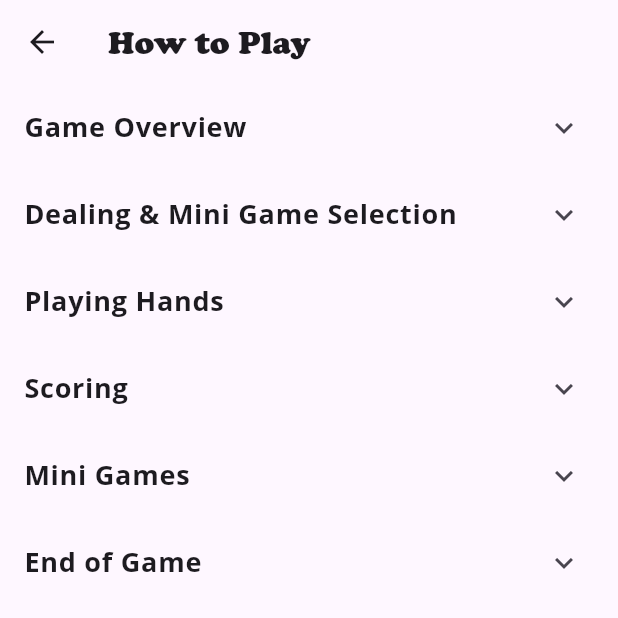
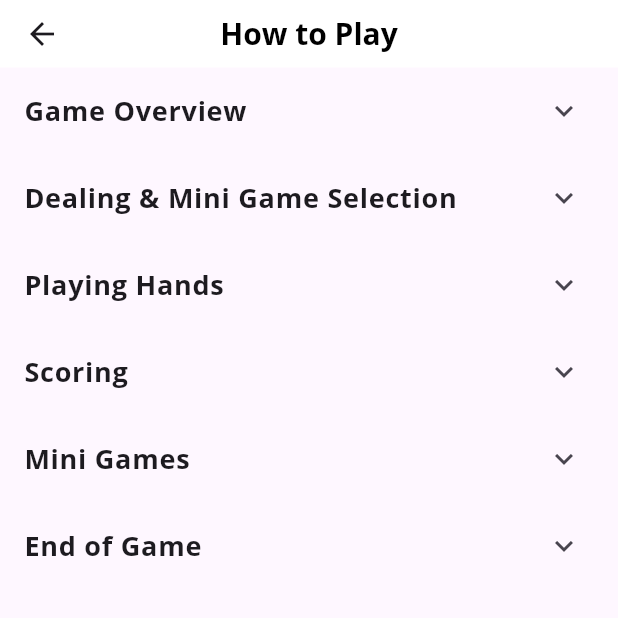
Before and after one commit to Vuyke/Lora, a Flutter app: the Rules screen opened directly, on a phone screen of 412 x 824 dp, the top half of it. Run offline on Flutter 3.47's test engine with Material 3 defaults, Android fonts, the phone set to English and light mode, and no system bars; our stand-ins replace flutter_markdown, google_fonts; missing offline and left inert: dart:ffi.

Commit message:
Changed styles in buildGameAppBar function, so that styles of the AppBar match style of other widgets, also changed appBar call on how to play since it was set to something else which overrides other styles

```diff
--- a/lib/pages/UIHelpers.dart
+++ b/lib/pages/UIHelpers.dart
@@ -1,17 +1,17 @@
 import 'package:flutter/material.dart';
+import 'package:google_fonts/google_fonts.dart';
 import 'package:lora_app/pages/rule_section.dart';
 
 class UIHelpers {
   static AppBar buildGameAppBar(String title) {
     return AppBar(
-      toolbarHeight: 35,
+      toolbarHeight: 45,
       title: Text(
           title,
-          style: TextStyle(
-              color: Colors.black,
-              fontSize: 20,
-              fontWeight: FontWeight.bold
-          )
+          style: GoogleFonts.openSans(
+            fontSize: 20,
+            fontWeight: FontWeight.bold,
+            color: Colors.black)
       ),
       centerTitle: true,
       backgroundColor: Colors.white,
--- a/lib/pages/how_to_play.dart
+++ b/lib/pages/how_to_play.dart
@@ -21,9 +21,7 @@ class Rules extends StatelessWidget {
     );
 
     return Scaffold(
-      appBar: AppBar(
-        title: const Text("How to Play"),
-      ),
+      appBar: UIHelpers.buildGameAppBar('How to Play'),
       body: ListView(
         children: UIHelpers.howToPlay.map((section) {
           final formattedText = "\n${section.text.trim()}";
```
